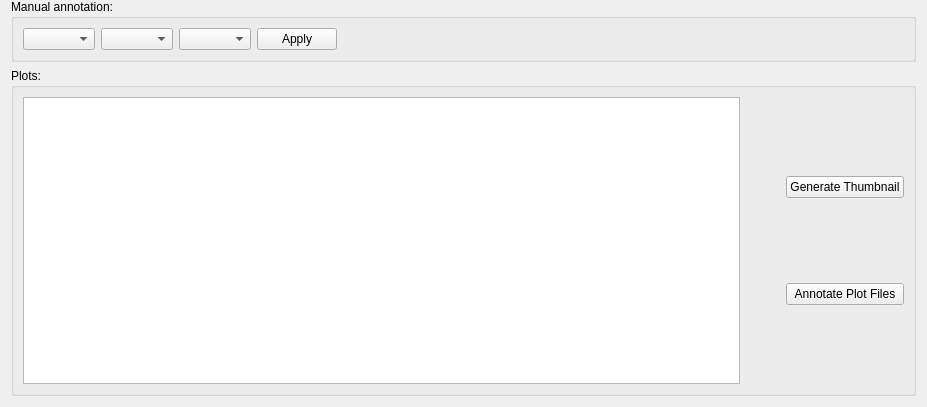
Above: mapclientplugins/sparccurationhelperstep/qt/plotannotationwidget.ui from mapclient-plugins/mapclientplugins.sparccurationhelperstep before the change; both pictures show x 0 to 927 and y 346 to 753 of the 927 by 753 pixel window. Below: the same form after it.
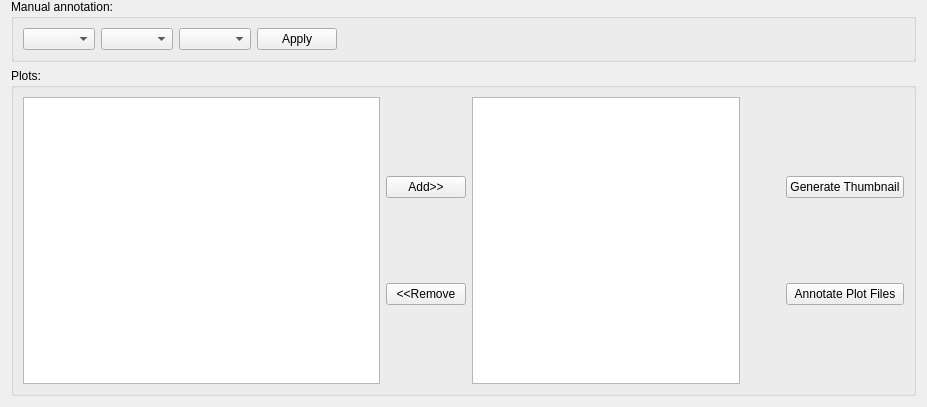
That is the form after the change.

Commit message: Add plot selection, avoid calling OnDisk and Manifest directly

The edit to the form file:
```diff
--- a/mapclientplugins/sparccurationhelperstep/qt/plotannotationwidget.ui
+++ b/mapclientplugins/sparccurationhelperstep/qt/plotannotationwidget.ui
@@ -116,7 +116,17 @@
       <string>Plots:</string>
      </property>
      <layout class="QGridLayout" name="gridLayout2">
-      <item row="0" column="1">
+      <item row="0" column="5">
+       <widget class="QListView" name="listViewPlots">
+        <property name="sizePolicy">
+         <sizepolicy hsizetype="Expanding" vsizetype="Expanding">
+          <horstretch>3</horstretch>
+          <verstretch>0</verstretch>
+         </sizepolicy>
+        </property>
+       </widget>
+      </item>
+      <item row="0" column="6">
        <layout class="QGridLayout" name="gridLayoutButtons">
         <item row="1" column="1">
          <widget class="QPushButton" name="pushButtonFixAllErrors">
@@ -154,15 +164,36 @@
        </layout>
       </item>
       <item row="0" column="0">
-       <widget class="QListView" name="listViewErrors">
+       <widget class="QTreeView" name="treeViewFileBrowser">
         <property name="sizePolicy">
          <sizepolicy hsizetype="Expanding" vsizetype="Expanding">
-          <horstretch>1</horstretch>
+          <horstretch>4</horstretch>
           <verstretch>0</verstretch>
          </sizepolicy>
         </property>
        </widget>
       </item>
+      <item row="0" column="1" colspan="2">
+       <layout class="QGridLayout" name="gridLayout">
+        <property name="sizeConstraint">
+         <enum>QLayout::SetDefaultConstraint</enum>
+        </property>
+        <item row="0" column="0">
+         <widget class="QPushButton" name="pushButtonAddPlot">
+          <property name="text">
+           <string>Add&gt;&gt;</string>
+          </property>
+         </widget>
+        </item>
+        <item row="1" column="0">
+         <widget class="QPushButton" name="pushButtonRemovePlot">
+          <property name="text">
+           <string>&lt;&lt;Remove</string>
+          </property>
+         </widget>
+        </item>
+       </layout>
+      </item>
      </layout>
     </widget>
    </item>
```
Left out of the diff: 6 changed lines with no effect on the pictures. The commit also changes 9 other files.
